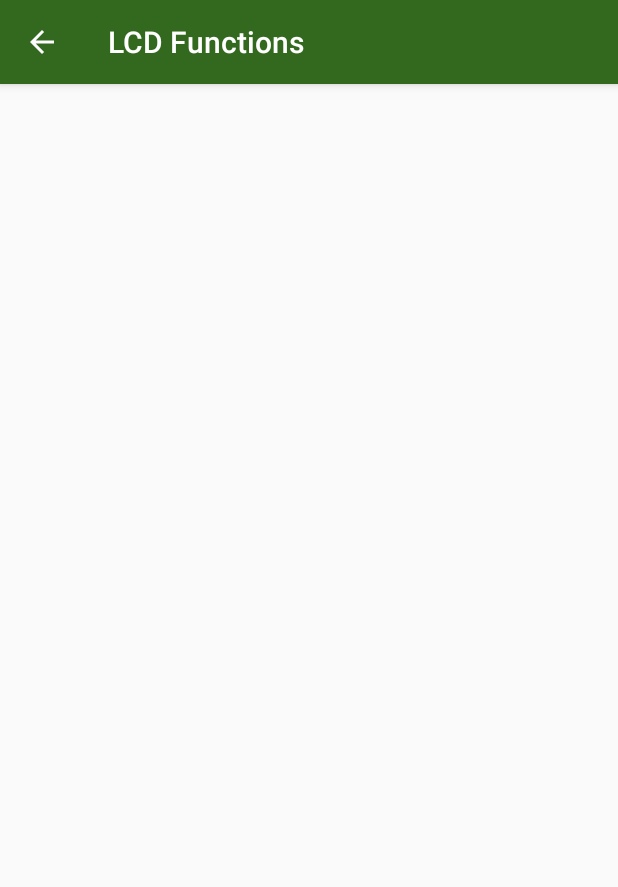
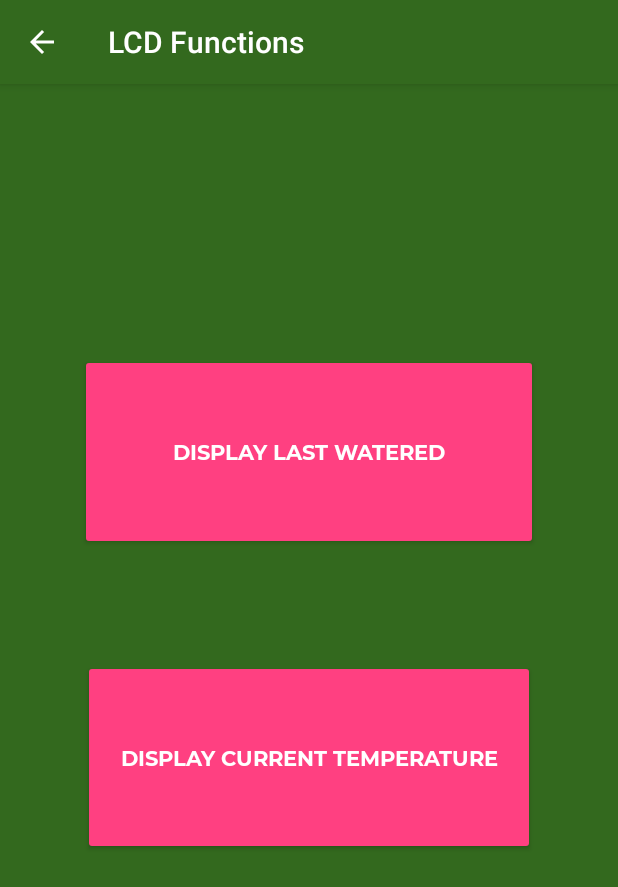
Before and after one commit to CodingPeaches90/smartplant, an Android app: the screen it shows after launch (LCDActivity), after a tap on "LCD Screen", on a phone screen of 412 x 824 dp. Shown: the top 887 px of the screen. Run offline under Robolectric (Android 15) with nearby library versions, the phone set to English and light mode, and no system bars; our stand-ins replace Firebase (no records; nobody signed in at launch, a user with empty details on screens opened directly); libraries missing offline, so code that uses them is left out: org.aviran.cookiebar2.

Commit message:
LCD Activity Done

```diff
--- a/app/src/main/java/com/x15515673/smartplant/LCDActivity.java
+++ b/app/src/main/java/com/x15515673/smartplant/LCDActivity.java
@@ -1,14 +1,75 @@
 package com.x15515673.smartplant;
 
+import android.support.annotation.NonNull;
 import android.support.v7.app.AppCompatActivity;
 import android.os.Bundle;
+import android.view.View;
+import android.widget.Button;
+import android.widget.Toast;
+
+import com.google.android.gms.tasks.OnCompleteListener;
+import com.google.android.gms.tasks.Task;
+import com.google.firebase.database.DatabaseReference;
+import com.google.firebase.database.FirebaseDatabase;
+
+import java.util.Date;
 
 public class LCDActivity extends AppCompatActivity {
+
+    private Button button_last_watered;
+    private Button button_current_temperature;
+    private DatabaseReference databaseReference;
+    private Payload payload;
+    // static messages we want to send to firebase
+    static String message1 = "last watered";
+    static String message2 = "temperature";
 
     @Override
     protected void onCreate(Bundle savedInstanceState) {
         super.onCreate(savedInstanceState);
         setTitle("LCD Functions");
         setContentView(R.layout.activity_lcd);
+
+        button_last_watered = findViewById(R.id.button);
+        button_current_temperature = findViewById(R.id.button2);
+
+        databaseReference = FirebaseDatabase.getInstance().getReference();
+
+
+        // When the user presses this button we wannt to set the message node on the LCD child
+        button_last_watered.setOnClickListener(new View.OnClickListener() {
+            @Override
+            public void onClick(View v) {
+                databaseReference.child("LCD").child("Information").child("message").setValue(message1).addOnCompleteListener(new OnCompleteListener<Void>() {
+                    @Override
+                    public void onComplete(@NonNull Task<Void> task)
+                    {
+                        if (task.isSuccessful())
+                        {
+                            // Tell the user of this
+                            Toast.makeText(LCDActivity.this, "Displaying last watered!", Toast.LENGTH_SHORT).show();
+                        }
+                    }
+                });
+
+            }
+        });
+
+        button_current_temperature.setOnClickListener(new View.OnClickListener() {
+            @Override
+            public void onClick(View v) {
+                databaseReference.child("LCD").child("Information").child("message").setValue(message2).addOnCompleteListener(new OnCompleteListener<Void>() {
+                    @Override
+                    public void onComplete(@NonNull Task<Void> task)
+                    {
+                        if (task.isSuccessful())
+                        {
+                            // Tell the user of this
+                            Toast.makeText(LCDActivity.this, "Displaying last current temperature!", Toast.LENGTH_SHORT).show();
+                        }
+                    }
+                });
+            }
+        });
     }
 }
--- a/app/src/main/res/layout/activity_lcd.xml
+++ b/app/src/main/res/layout/activity_lcd.xml
@@ -4,6 +4,37 @@
     xmlns:tools="http://schemas.android.com/tools"
     android:layout_width="match_parent"
     android:layout_height="match_parent"
-    tools:context=".LCDActivity">
+    tools:context=".LCDActivity"
+    android:background="@color/darker_coloured_green">
 
+    <Button
+        android:id="@+id/button"
+        android:layout_width="0dp"
+        android:layout_height="0dp"
+        android:layout_marginStart="53dp"
+        android:layout_marginTop="180dp"
+        android:fontFamily="@font/montserrat_bold"
+        style="@style/Widget.AppCompat.Button.Colored"
+        android:layout_marginEnd="53dp"
+        android:layout_marginBottom="73dp"
+        android:text="Display Last Watered"
+        app:layout_constraintBottom_toTopOf="@+id/button2"
+        app:layout_constraintEnd_toEndOf="parent"
+        app:layout_constraintStart_toStartOf="parent"
+        app:layout_constraintTop_toTopOf="parent" />
+
+    <Button
+        android:id="@+id/button2"
+        android:layout_width="0dp"
+        android:layout_height="0dp"
+        android:layout_marginStart="55dp"
+        android:fontFamily="@font/montserrat_bold"
+        style="@style/Widget.AppCompat.Button.Colored"
+        android:layout_marginEnd="55dp"
+        android:layout_marginBottom="254dp"
+        android:text="Display Current Temperature"
+        app:layout_constraintBottom_toBottomOf="parent"
+        app:layout_constraintEnd_toEndOf="parent"
+        app:layout_constraintStart_toStartOf="parent"
+        app:layout_constraintTop_toBottomOf="@+id/button" />
 </android.support.constraint.ConstraintLayout>
```
